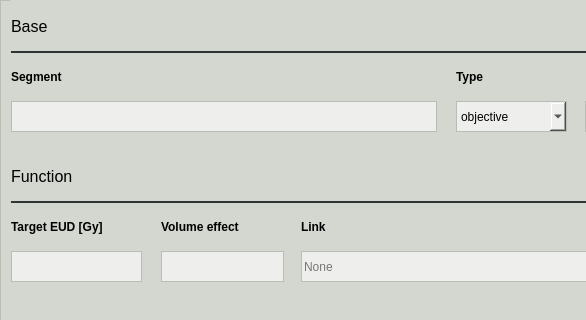
Qt form pyanno4rt/gui/designs/components/equivalent_uniform_dose_window.ui (pyanno4rt/pyanno4rt) before a commit; both pictures show x 0 to 586 and y 0 to 320 of the 720 by 431 pixel window.
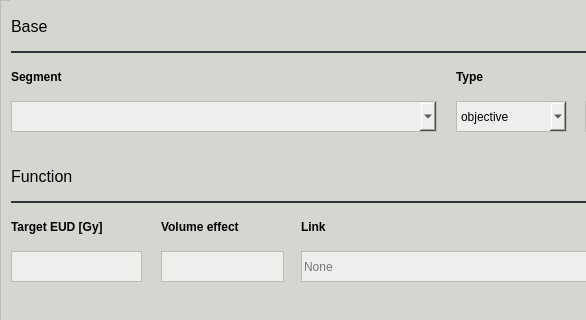
The same form after that commit.

Commit message: Added status bar to GUI, added automatic loading of segment names, adapted segment input fields, recompiled component windows

What changed in the file:
```diff
--- a/pyanno4rt/gui/designs/components/equivalent_uniform_dose_window.ui
+++ b/pyanno4rt/gui/designs/components/equivalent_uniform_dose_window.ui
@@ -205,22 +205,6 @@
        <string notr="true">border-color: rgb(46, 52, 54);</string>
       </property>
      </widget>
-     <widget class="QLineEdit" name="segment_ledit">
-      <property name="geometry">
-       <rect>
-        <x>0</x>
-        <y>100</y>
-        <width>426</width>
-        <height>31</height>
-       </rect>
-      </property>
-      <property name="styleSheet">
-       <string notr="true">color: rgb(0, 0, 0);
-background-color: rgb(238, 238, 236);
-border: 1px solid;
-border-color: rgb(186, 189, 182);</string>
-      </property>
-     </widget>
      <widget class="QLabel" name="type_label">
       <property name="geometry">
        <rect>
@@ -767,6 +751,28 @@
        <string>Volume effect</string>
       </property>
      </widget>
+     <widget class="QComboBox" name="segment_cbox">
+      <property name="geometry">
+       <rect>
+        <x>0</x>
+        <y>100</y>
+        <width>426</width>
+        <height>31</height>
+       </rect>
+      </property>
+      <property name="cursor">
+       <cursorShape>PointingHandCursor</cursorShape>
+      </property>
+      <property name="styleSheet">
+       <string notr="true">color: rgb(0, 0, 0);
+background-color: rgb(238, 238, 236);
+border: 1px solid;
+border-color: rgb(186, 189, 182);</string>
+      </property>
+      <property name="currentIndex">
+       <number>-1</number>
+      </property>
+     </widget>
     </widget>
    </widget>
   </widget>
```
The commit also changes 82 other files.
